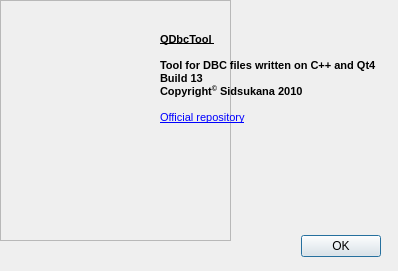
First picture: the form in QDbcTool/AboutFormUI.ui, repository sidsukana/QDbcTool, before the edit.
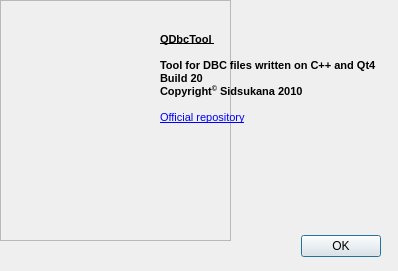
Second picture: the form after the edit. Icons and pictures are not drawn.

Patch:
```diff
--- a/QDbcTool/AboutFormUI.ui
+++ b/QDbcTool/AboutFormUI.ui
@@ -84,7 +84,7 @@
 &lt;p style=&quot; margin-top:0px; margin-bottom:0px; margin-left:0px; margin-right:0px; -qt-block-indent:0; text-indent:0px;&quot;&gt;&lt;span style=&quot; font-size:8pt; font-weight:600; text-decoration: underline;&quot;&gt;QDbcTool &lt;/span&gt;&lt;/p&gt;
 &lt;p style=&quot;-qt-paragraph-type:empty; margin-top:0px; margin-bottom:0px; margin-left:0px; margin-right:0px; -qt-block-indent:0; text-indent:0px; font-size:8pt; font-weight:600; text-decoration: underline;&quot;&gt;&lt;/p&gt;
 &lt;p style=&quot; margin-top:0px; margin-bottom:0px; margin-left:0px; margin-right:0px; -qt-block-indent:0; text-indent:0px;&quot;&gt;&lt;span style=&quot; font-size:8pt; font-weight:600;&quot;&gt;Tool for DBC files written on C++ and Qt4&lt;/span&gt;&lt;/p&gt;
-&lt;p style=&quot; margin-top:0px; margin-bottom:0px; margin-left:0px; margin-right:0px; -qt-block-indent:0; text-indent:0px;&quot;&gt;&lt;span style=&quot; font-size:8pt; font-weight:600;&quot;&gt;Build 13&lt;/span&gt;&lt;/p&gt;
+&lt;p style=&quot; margin-top:0px; margin-bottom:0px; margin-left:0px; margin-right:0px; -qt-block-indent:0; text-indent:0px;&quot;&gt;&lt;span style=&quot; font-size:8pt; font-weight:600;&quot;&gt;Build 20&lt;/span&gt;&lt;/p&gt;
 &lt;p style=&quot; margin-top:0px; margin-bottom:0px; margin-left:0px; margin-right:0px; -qt-block-indent:0; text-indent:0px;&quot;&gt;&lt;span style=&quot; font-size:8pt; font-weight:600;&quot;&gt;Copyright&lt;/span&gt;&lt;span style=&quot; font-size:8pt; font-weight:600; vertical-align:super;&quot;&gt;©&lt;/span&gt;&lt;span style=&quot; font-size:8pt; font-weight:600;&quot;&gt; Sidsukana 2010&lt;/span&gt;&lt;/p&gt;
 &lt;p style=&quot;-qt-paragraph-type:empty; margin-top:0px; margin-bottom:0px; margin-left:0px; margin-right:0px; -qt-block-indent:0; text-indent:0px; font-size:8pt; font-weight:600;&quot;&gt;&lt;/p&gt;
 &lt;p style=&quot; margin-top:0px; margin-bottom:0px; margin-left:0px; margin-right:0px; -qt-block-indent:0; text-indent:0px;&quot;&gt;&lt;a href=&quot;http://bitbucket.org/sidsukana/qdbctool&quot;&gt;&lt;span style=&quot; font-size:8pt; text-decoration: underline; color:#0000ff;&quot;&gt;Official repository&lt;/span&gt;&lt;/a&gt;&lt;/p&gt;
```
